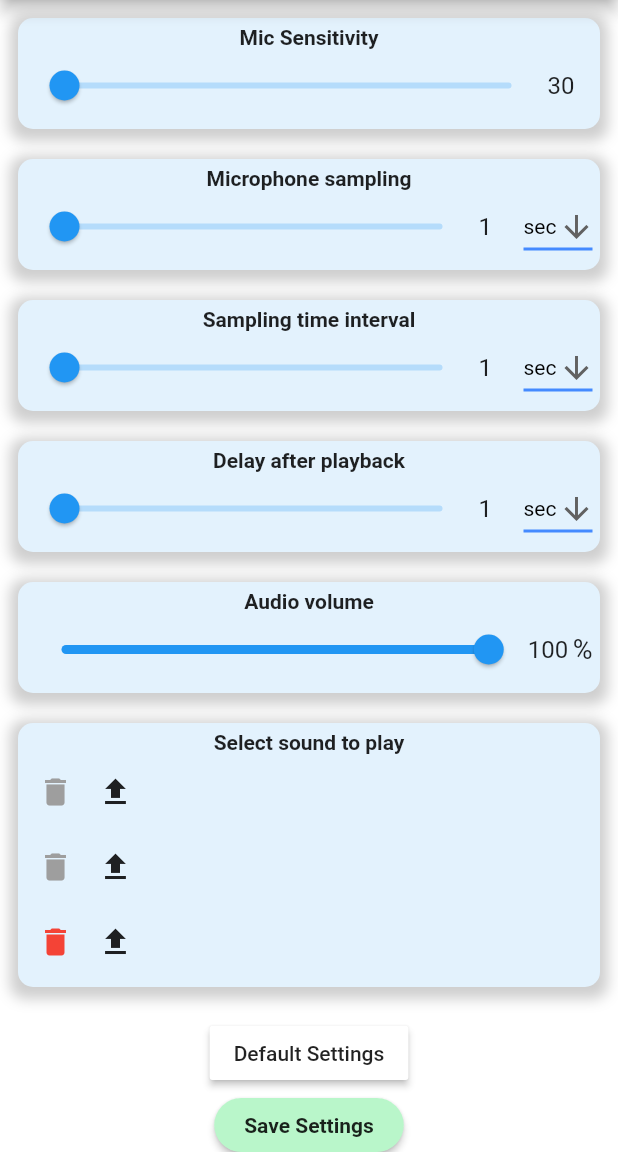
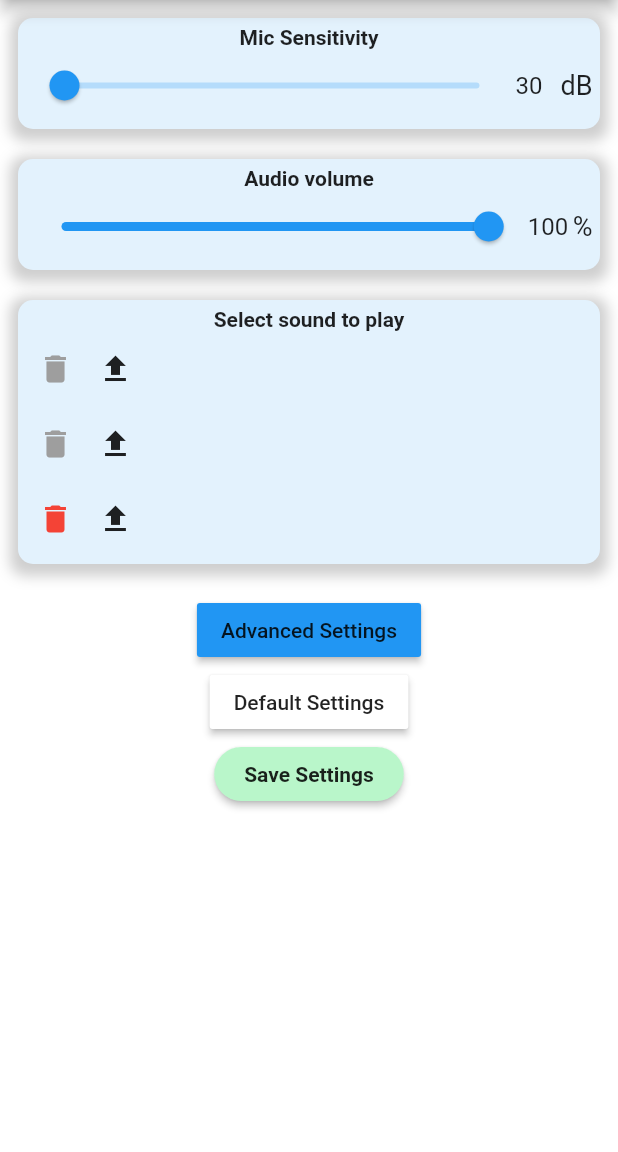
Before and after one commit to masterdodo/flutter-noise-app, a Flutter app: the SettingsScreen screen opened by its route, on a phone screen of 412 x 824 dp, the part 84-1236 px from its top. Run offline on Flutter 3.47's test engine with Material 2 defaults, Android fonts, the phone set to English and light mode, and no system bars; our stand-ins replace audioplayers, file_picker, flutter_local_notifications, shared_preferences; missing offline and left inert: noise_meter, volume; accounts and stored records are empty.

Commit message:
notification polished; advanced sett added; new translations

```diff
--- a/lang/en.json
+++ b/lang/en.json
@@ -18,5 +18,7 @@
     "help_string": "Help",
     "about_string": "About",
     "exit_string": "Exit",
-    "default_settings_string": "Default Settings"
+    "default_settings_string": "Default Settings",
+    "advanced_settings_string": "Advanced Settings",
+    "close_string": "Close"
 }
--- a/lang/sl.json
+++ b/lang/sl.json
@@ -18,5 +18,7 @@
     "help_string": "Pomoč",
     "about_string": "O nas",
     "exit_string": "Izhod",
-    "default_settings_string": "Tovarniške nastavitve"
+    "default_settings_string": "Tovarniške nastavitve",
+    "advanced_settings_string": "Dodatne nastavitve",
+    "close_string": "Zapri"
 }
--- a/lib/screens/home/homescreen.dart
+++ b/lib/screens/home/homescreen.dart
@@ -90,8 +90,9 @@ class _HomeScreenState extends State<HomeScreen> {
   }
 
   Future _showNotification() async {
-    var androidDetails =
-        new AndroidNotificationDetails("Channel ID", "Snorty", "Microphone On");
+    var androidDetails = new AndroidNotificationDetails(
+        "Channel ID", "Snorty", "Microphone On",
+        ongoing: true, enableVibration: false);
     var iOSdetails = new IOSNotificationDetails();
     var generalNotificationDetails =
         new NotificationDetails(android: androidDetails, iOS: iOSdetails);
--- a/lib/screens/settings/settingsscreen.dart
+++ b/lib/screens/settings/settingsscreen.dart
@@ -40,6 +40,8 @@ class _SettingsScreenState extends State<SettingsScreen> {
       _currentTimeSampleValue,
       _currentAudioVolumeValue,
       _currentTimeoutValue = 0;
+
+  bool _advancedSettings = false;
 
   String _persecUnit = "sec";
   String _timesampleUnit = "sec";
@@ -201,73 +203,73 @@ class _SettingsScreenState extends State<SettingsScreen> {
         child: Padding(
           padding: const EdgeInsets.all(12.0),
           child: Column(children: [
-            Container(
-              margin: EdgeInsets.only(bottom: 20),
-              padding: EdgeInsets.all(5),
-              decoration: sliderBoxDecoration(),
+            dBTreshold(context),
+            Visibility(
               child: Column(
                 children: [
-                  Text(
-                      AppLocalizations.of(context)
-                          .translate('db_treshold_string'),
-                      style: TextStyle(fontWeight: FontWeight.bold)),
-                  dBTresholdSliderControl(30, 150),
+                  perSec(context),
+                  timeFrame(context),
+                  timeout(context),
                 ],
               ),
+              visible: _advancedSettings,
             ),
-            Container(
-              margin: EdgeInsets.only(bottom: 20),
-              padding: EdgeInsets.all(5),
-              decoration: sliderBoxDecoration(),
-              child: Column(
-                children: [
-                  Text(AppLocalizations.of(context).translate('per_sec_string'),
-                      style: TextStyle(fontWeight: FontWeight.bold)),
-                  perSecSliderControl(1, 60),
-                ],
+            soundVolume(context),
+            audio(context),
+            advancedSettings(context),
+            defaultSettings(context),
+            saveSettingsBuilder()
+          ]),
         ),
       ),
-            Container(
-              margin: EdgeInsets.only(bottom: 20),
-              padding: EdgeInsets.all(5),
-              decoration: sliderBoxDecoration(),
-              child: Column(
-                children: [
-                  Text(
-                      AppLocalizations.of(context)
-                          .translate('time_frame_string'),
-                      style: TextStyle(fontWeight: FontWeight.bold)),
-                  timeSampleSliderControl(1, 60),
-                ],
+    );
+  }
+
+  Container advancedSettings(BuildContext context) {
+    return Container(
+      child: RaisedButton(
+        onPressed: () {
+          setState(() {
+            _advancedSettings = !_advancedSettings;
+          });
+        },
+        color: Colors.blue,
+        child: _advancedSettings
+            ? Text(AppLocalizations.of(context).translate('close_string'))
+            : Text(AppLocalizations.of(context)
+                .translate('advanced_settings_string')),
       ),
+    );
+  }
+
+  Builder saveSettingsBuilder() {
+    return Builder(builder: (BuildContext context) {
+      return RaisedButton(
+          color: Colors.greenAccent[100],
+          padding: EdgeInsets.symmetric(horizontal: 20),
+          shape:
+              RoundedRectangleBorder(borderRadius: BorderRadius.circular(30)),
+          onPressed: () => saveSettingsValues(context),
+          child: Text(
+            AppLocalizations.of(context).translate('save_string'),
+            style: TextStyle(fontWeight: FontWeight.bold),
+          ));
+    });
+  }
+
+  Container defaultSettings(BuildContext context) {
+    return Container(
+      child: RaisedButton(
+        onPressed: () => resetSettingsValues(),
+        color: Colors.white,
+        child: Text(
+            AppLocalizations.of(context).translate('default_settings_string')),
       ),
-            Container(
-              margin: EdgeInsets.only(bottom: 20),
-              padding: EdgeInsets.all(5),
-              decoration: sliderBoxDecoration(),
-              child: Column(
-                children: [
-                  Text(AppLocalizations.of(context).translate('timeout_string'),
-                      style: TextStyle(fontWeight: FontWeight.bold)),
-                  timeoutSliderControl(1, 60),
-                ],
-              ),
-            ),
-            Container(
-              margin: EdgeInsets.only(bottom: 20),
-              padding: EdgeInsets.all(5),
-              decoration: sliderBoxDecoration(),
-              child: Column(
-                children: [
-                  Text(
-                      AppLocalizations.of(context)
-                          .translate('sound_volume_string'),
-                      style: TextStyle(fontWeight: FontWeight.bold)),
-                  audioVolumeSliderControl(1, 100),
-                ],
-              ),
-            ),
-            Container(
+    );
+  }
+
+  Container audio(BuildContext context) {
+    return Container(
       margin: EdgeInsets.only(bottom: 20),
       padding: EdgeInsets.all(5),
       decoration: sliderBoxDecoration(),
@@ -296,29 +298,80 @@ class _SettingsScreenState extends State<SettingsScreen> {
           ),
         ],
       ),
+    );
+  }
+
+  Container soundVolume(BuildContext context) {
+    return Container(
+      margin: EdgeInsets.only(bottom: 20),
+      padding: EdgeInsets.all(5),
+      decoration: sliderBoxDecoration(),
+      child: Column(
+        children: [
+          Text(AppLocalizations.of(context).translate('sound_volume_string'),
+              style: TextStyle(fontWeight: FontWeight.bold)),
+          audioVolumeSliderControl(1, 100),
+        ],
       ),
-            Container(
-              child: RaisedButton(
-                onPressed: () => resetSettingsValues(),
-                color: Colors.white,
-                child: Text(AppLocalizations.of(context)
-                    .translate('default_settings_string')),
+    );
+  }
+
+  Container timeout(BuildContext context) {
+    return Container(
+      margin: EdgeInsets.only(bottom: 20),
+      padding: EdgeInsets.all(5),
+      decoration: sliderBoxDecoration(),
+      child: Column(
+        children: [
+          Text(AppLocalizations.of(context).translate('timeout_string'),
+              style: TextStyle(fontWeight: FontWeight.bold)),
+          timeoutSliderControl(1, 60),
+        ],
       ),
+    );
+  }
+
+  Container timeFrame(BuildContext context) {
+    return Container(
+      margin: EdgeInsets.only(bottom: 20),
+      padding: EdgeInsets.all(5),
+      decoration: sliderBoxDecoration(),
+      child: Column(
+        children: [
+          Text(AppLocalizations.of(context).translate('time_frame_string'),
+              style: TextStyle(fontWeight: FontWeight.bold)),
+          timeSampleSliderControl(1, 60),
+        ],
       ),
-            Builder(builder: (BuildContext context) {
-              return RaisedButton(
-                  color: Colors.greenAccent[100],
-                  padding: EdgeInsets.symmetric(horizontal: 20),
-                  shape: RoundedRectangleBorder(
-                      borderRadius: BorderRadius.circular(30)),
-                  onPressed: () => saveSettingsValues(context),
-                  child: Text(
-                    AppLocalizations.of(context).translate('save_string'),
-                    style: TextStyle(fontWeight: FontWeight.bold),
-                  ));
-            })
-          ]),
+    );
+  }
+
+  Container perSec(BuildContext context) {
+    return Container(
+      margin: EdgeInsets.only(bottom: 20),
+      padding: EdgeInsets.all(5),
+      decoration: sliderBoxDecoration(),
+      child: Column(
+        children: [
+          Text(AppLocalizations.of(context).translate('per_sec_string'),
+              style: TextStyle(fontWeight: FontWeight.bold)),
+          perSecSliderControl(1, 60),
+        ],
       ),
+    );
+  }
+
+  Container dBTreshold(BuildContext context) {
+    return Container(
+      margin: EdgeInsets.only(bottom: 20),
+      padding: EdgeInsets.all(5),
+      decoration: sliderBoxDecoration(),
+      child: Column(
+        children: [
+          Text(AppLocalizations.of(context).translate('db_treshold_string'),
+              style: TextStyle(fontWeight: FontWeight.bold)),
+          dBTresholdSliderControl(30, 150),
+        ],
       ),
     );
   }
@@ -491,7 +544,7 @@ class _SettingsScreenState extends State<SettingsScreen> {
           child: TextField(
             controller: TextEditingController(text: _currentDbValue.toString()),
             decoration:
-                InputDecoration(border: InputBorder.none, hintText: 'dB'),
+                InputDecoration(border: InputBorder.none, hintText: '0'),
             onChanged: (String text) {
               if (double.parse(text) >= minVal &&
                   double.parse(text) <= maxVal) {
@@ -502,6 +555,13 @@ class _SettingsScreenState extends State<SettingsScreen> {
             },
           ),
         ),
+        Container(
+            child: Text(
+          "dB",
+          style: TextStyle(
+            fontSize: 18,
+          ),
+        ))
       ],
     );
   }
@@ -529,7 +589,7 @@ class _SettingsScreenState extends State<SettingsScreen> {
             controller:
                 TextEditingController(text: _currentPerSecValue.toString()),
             decoration:
-                InputDecoration(border: InputBorder.none, hintText: 'dB'),
+                InputDecoration(border: InputBorder.none, hintText: '0'),
             onChanged: (String text) {
               if (double.parse(text) >= minVal &&
                   double.parse(text) <= maxVal) {
@@ -592,7 +652,7 @@ class _SettingsScreenState extends State<SettingsScreen> {
             controller:
                 TextEditingController(text: _currentTimeSampleValue.toString()),
             decoration:
-                InputDecoration(border: InputBorder.none, hintText: 'dB'),
+                InputDecoration(border: InputBorder.none, hintText: '0'),
             onChanged: (String text) {
               if (double.parse(text) >= minVal &&
                   double.parse(text) <= maxVal) {
@@ -655,7 +715,7 @@ class _SettingsScreenState extends State<SettingsScreen> {
             controller:
                 TextEditingController(text: _currentTimeoutValue.toString()),
             decoration:
-                InputDecoration(border: InputBorder.none, hintText: 'dB'),
+                InputDecoration(border: InputBorder.none, hintText: '0'),
             onChanged: (String text) {
               if (double.parse(text) >= minVal &&
                   double.parse(text) <= maxVal) {
@@ -717,7 +777,7 @@ class _SettingsScreenState extends State<SettingsScreen> {
             controller: TextEditingController(
                 text: _currentAudioVolumeValue.toString()),
             decoration:
-                InputDecoration(border: InputBorder.none, hintText: 'dB'),
+                InputDecoration(border: InputBorder.none, hintText: '0'),
             onChanged: (String text) {
               if (double.parse(text) >= minVal &&
                   double.parse(text) <= maxVal) {
```
Also changed, not shown: 1 other file. Lines whose indentation alone changed are shown as unchanged.
